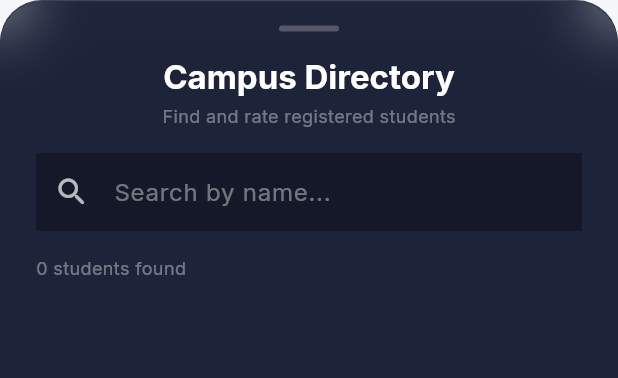
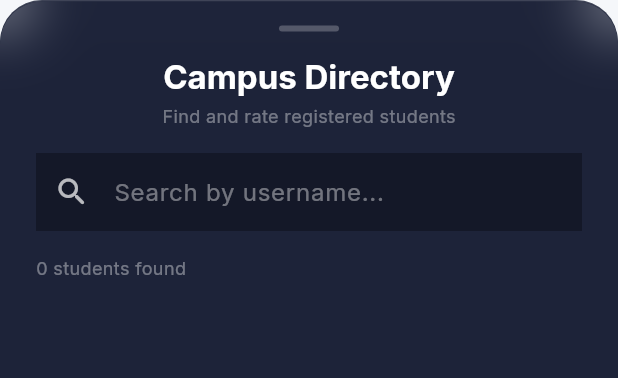
Before and after one commit to krsnawrx/RepuNet, a Flutter app: the _CampusDirectorySheet widget shown alone on an empty page, opened directly, on a phone screen of 412 x 824 dp. Shown: the top 378 px of the screen. Run offline on Flutter 3.47's test engine with Material 3 defaults, Android fonts, the phone set to English and light mode, and no system bars; our stand-ins replace cloud_firestore, firebase_auth, firebase_core, fl_chart, flutter_riverpod, google_fonts; missing offline and left inert: flutter_displaymode; accounts and stored records are empty.

Commit message:
working state - before username save fix

```diff
--- a/lib/screens/app_shell.dart
+++ b/lib/screens/app_shell.dart
@@ -204,7 +204,7 @@ class _CampusDirectorySheetState extends ConsumerState<_CampusDirectorySheet> {
                   decoration: InputDecoration(
                     filled: true,
                     fillColor: Colors.black.withValues(alpha: 0.3),
-                    hintText: 'Search by name...',
+                    hintText: 'Search by username...',
                     hintStyle: TextStyle(
                       color: Colors.white.withValues(alpha: 0.4),
                       fontSize: 16,
@@ -274,9 +274,10 @@ class _CampusDirectorySheetState extends ConsumerState<_CampusDirectorySheet> {
                     final filtered = docs.where((doc) {
                       if (doc.id == currentUid) return false;
                       if (_query.isEmpty) return true;
-                      final name =
-                          (doc.data() as Map<String, dynamic>)['name'] ?? '';
-                      return name.toString().toLowerCase().contains(
+                      final username =
+                          (doc.data() as Map<String, dynamic>)['username'] ??
+                          '';
+                      return username.toString().toLowerCase().contains(
                         _query.toLowerCase(),
                       );
                     }).toList();
--- a/lib/screens/edit_profile_screen.dart
+++ b/lib/screens/edit_profile_screen.dart
@@ -369,7 +369,7 @@ class _EditProfileScreenState extends ConsumerState<EditProfileScreen> {
           onChanged: items.isEmpty ? null : onChanged,
           decoration: InputDecoration(
             hintText: hint,
-            hintStyle: const TextStyle(color: Colors.white38),
+            hintStyle: const TextStyle(color: Colors.white54),
             filled: true,
             fillColor: Colors.black.withValues(alpha: 0.2),
             border: OutlineInputBorder(
--- a/lib/screens/search_screen.dart
+++ b/lib/screens/search_screen.dart
@@ -91,7 +91,7 @@ class _SearchScreenState extends ConsumerState<SearchScreen> {
                   decoration: InputDecoration(
                     filled: true,
                     fillColor: Colors.black.withValues(alpha: 0.3),
-                    hintText: 'Search by name...',
+                    hintText: 'Search by username...',
                     hintStyle: TextStyle(
                       color: Colors.white.withValues(alpha: 0.4),
                       fontSize: 16,
@@ -163,9 +163,10 @@ class _SearchScreenState extends ConsumerState<SearchScreen> {
                     final filtered = docs.where((doc) {
                       if (doc.id == currentUid) return false;
                       if (_query.isEmpty) return true;
-                      final name =
-                          (doc.data() as Map<String, dynamic>)['name'] ?? '';
-                      return name.toString().toLowerCase().contains(
+                      final username =
+                          (doc.data() as Map<String, dynamic>)['username'] ??
+                          '';
+                      return username.toString().toLowerCase().contains(
                         _query.toLowerCase(),
                       );
                     }).toList();
--- a/lib/screens/verify_email_screen.dart
+++ b/lib/screens/verify_email_screen.dart
@@ -83,6 +83,7 @@ class _VerifyEmailScreenState extends ConsumerState<VerifyEmailScreen> {
       final email = currentUser.email ?? '';
       await docRef.set({
         'name': email.split('@').first,
+        'username': email.split('@').first,
         'cgpa_score': 0.0,
         'reputation': 0.0,
         'teacher_score': 0.0,
```
